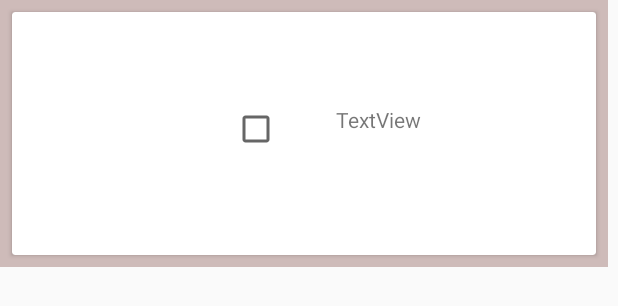
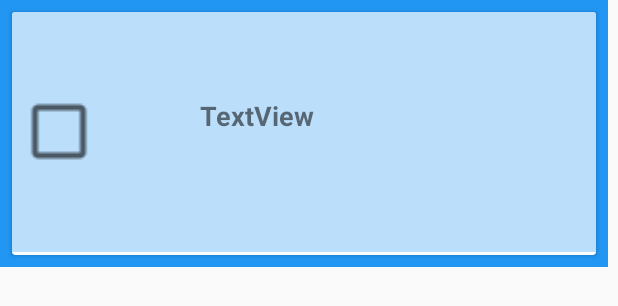
Before and after one commit to ChaoticBlack/cityConnect, an Android app: the layout custom_view.xml on its own in the app's theme, with its tools: preview values and no code run, on a phone screen of 412 x 824 dp. Shown: the top 306 px of the screen. Run offline under Robolectric (Android 15) with nearby library versions, the light colour scheme and no system bars.

Commit message:
almost final changes

```diff
--- a/app/src/main/res/layout/custom_view.xml
+++ b/app/src/main/res/layout/custom_view.xml
@@ -4,7 +4,7 @@
     xmlns:tools="http://schemas.android.com/tools"
     android:layout_width="wrap_content"
     android:layout_height="wrap_content"
-    android:background="#CEBBB9">
+    android:background="#2196F3">
 
     <androidx.cardview.widget.CardView
         android:layout_width="389dp"
@@ -23,30 +23,38 @@
 
         <androidx.constraintlayout.widget.ConstraintLayout
             android:layout_width="match_parent"
-            android:layout_height="160dp">
+            android:layout_height="160dp"
+            android:background="#BBDEFB">
 
 
             <TextView
                 android:id="@+id/textView2"
-                android:layout_width="125dp"
-                android:layout_height="42dp"
-                android:layout_marginEnd="48dp"
-                android:layout_marginBottom="56dp"
+                android:layout_width="138dp"
+                android:layout_height="70dp"
                 android:text="TextView"
+                android:textSize="18sp"
+                android:textStyle="bold"
                 app:layout_constraintBottom_toBottomOf="parent"
-                app:layout_constraintEnd_toEndOf="parent" />
+                app:layout_constraintEnd_toEndOf="parent"
+                app:layout_constraintHorizontal_bias="0.498"
+                app:layout_constraintStart_toStartOf="parent"
+                app:layout_constraintTop_toTopOf="parent"
+                app:layout_constraintVertical_bias="0.633" />
 
             <CheckBox
                 android:id="@+id/checkBox2"
-                android:layout_width="wrap_content"
-                android:layout_height="wrap_content"
+                android:layout_width="61dp"
+                android:layout_height="63dp"
 
+                android:checked="false"
+                android:scaleX="2"
+                android:scaleY="2"
                 app:layout_constraintBottom_toBottomOf="parent"
-                app:layout_constraintEnd_toStartOf="@+id/textView2"
-                app:layout_constraintHorizontal_bias="0.798"
+                app:layout_constraintEnd_toEndOf="parent"
+                app:layout_constraintHorizontal_bias="0.091"
                 app:layout_constraintStart_toStartOf="parent"
                 app:layout_constraintTop_toTopOf="parent"
-                app:layout_constraintVertical_bias="0.484" />
+                app:layout_constraintVertical_bias="0.505" />
 
         </androidx.constraintlayout.widget.ConstraintLayout>
     </androidx.cardview.widget.CardView>
--- a/app/src/main/res/values/colors.xml
+++ b/app/src/main/res/values/colors.xml
@@ -5,4 +5,5 @@
     <color name="colorAccent">#D81B60</color>
     <color name="navbarGreen">#4AAB48</color>
     <color name="trial1">#8E9AAF</color>
+    <color name="cursorcolor">#2196F3</color>
 </resources>
```
Also changed, not shown: app/src/main/res/layout/activity_admin_login.xml (+79 -47 lines), app/src/main/res/layout/activity_maps.xml (+4 -3 lines), app/src/main/res/layout/content_main.xml (+44 -46 lines).
